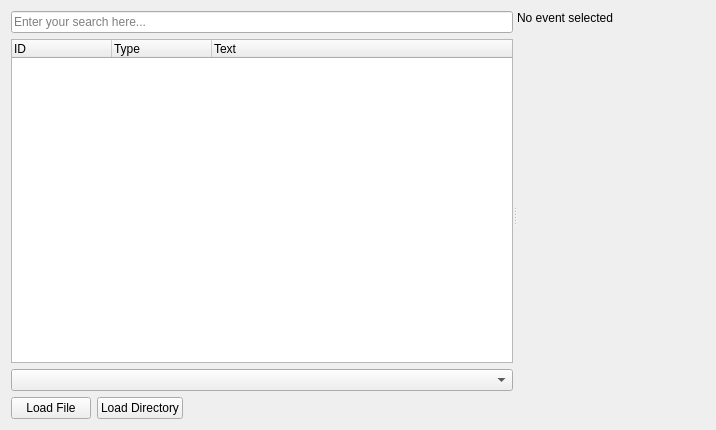
First picture: the form in tools/cathedral/ui/EventWindow.ui, repository comphack/comp_hack, before the edit.
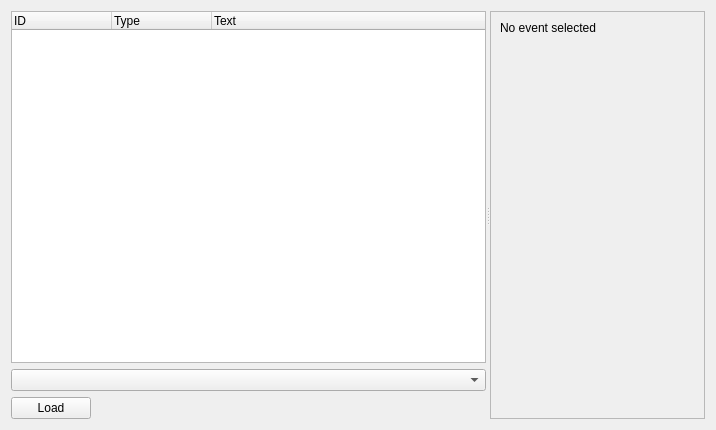
Second picture: the form after the edit.

Commit message: Event display adjustments

```diff
--- a/tools/cathedral/ui/EventWindow.ui
+++ b/tools/cathedral/ui/EventWindow.ui
@@ -18,13 +18,6 @@
      </property>
      <widget class="QWidget" name="layoutWidget">
       <layout class="QVBoxLayout" name="layoutTree">
-       <item>
-        <widget class="QLineEdit" name="objectSearch">
-         <property name="placeholderText">
-          <string>Enter your search here...</string>
-         </property>
-        </widget>
-       </item>
        <item>
         <widget class="QTreeWidget" name="treeWidget">
          <property name="alternatingRowColors">
@@ -58,26 +51,13 @@
          <item>
           <widget class="QPushButton" name="loadFile">
            <property name="sizePolicy">
-            <sizepolicy hsizetype="Maximum" vsizetype="Fixed">
+            <sizepolicy hsizetype="Minimum" vsizetype="Fixed">
              <horstretch>0</horstretch>
              <verstretch>0</verstretch>
             </sizepolicy>
            </property>
            <property name="text">
-            <string>Load File</string>
-           </property>
-          </widget>
-         </item>
-         <item>
-          <widget class="QPushButton" name="loadDirectory">
-           <property name="sizePolicy">
-            <sizepolicy hsizetype="Maximum" vsizetype="Fixed">
-             <horstretch>0</horstretch>
-             <verstretch>0</verstretch>
-            </sizepolicy>
-           </property>
-           <property name="text">
-            <string>Load Directory</string>
+            <string>Load</string>
            </property>
           </widget>
          </item>
@@ -98,7 +78,25 @@
        </item>
       </layout>
      </widget>
-     <widget class="QWidget" name="layoutWidget2">
+     <widget class="QScrollArea" name="scrollArea">
+      <property name="minimumSize">
+       <size>
+        <width>200</width>
+        <height>0</height>
+       </size>
+      </property>
+      <property name="widgetResizable">
+       <bool>true</bool>
+      </property>
+      <widget class="QWidget" name="scrollAreaLayout">
+       <property name="geometry">
+        <rect>
+         <x>0</x>
+         <y>0</y>
+         <width>201</width>
+         <height>410</height>
+        </rect>
+       </property>
       <layout class="QVBoxLayout" name="layoutView">
        <item>
         <widget class="QLabel" name="lblNoCurrent">
@@ -121,6 +119,7 @@
         </spacer>
        </item>
       </layout>
+      </widget>
      </widget>
     </widget>
    </item>
```
Left out of the diff: 2 changed lines with no effect on the pictures. Lines whose indentation alone changed are shown as unchanged. The commit also changes 4 other files.
